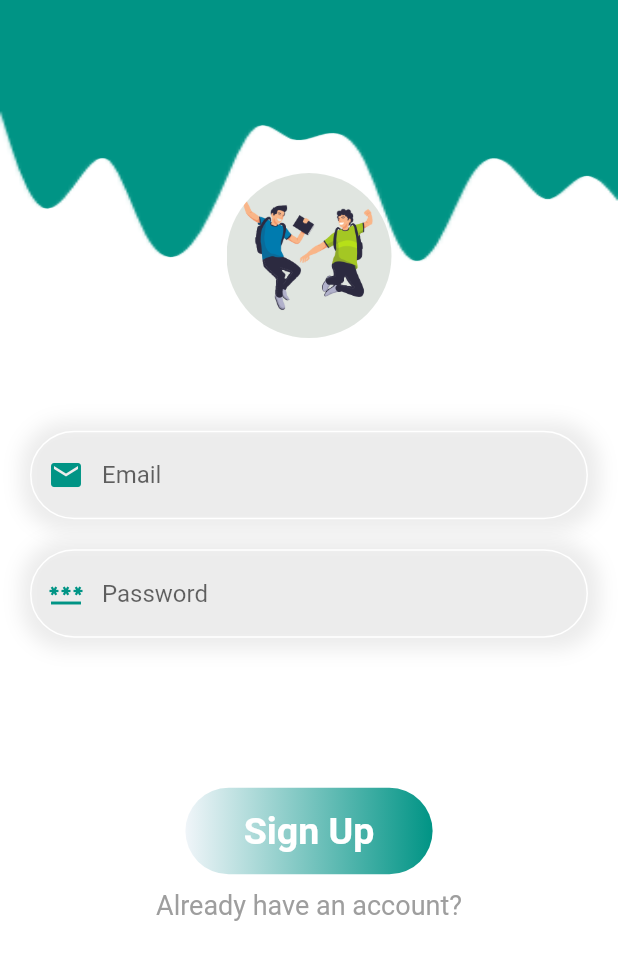
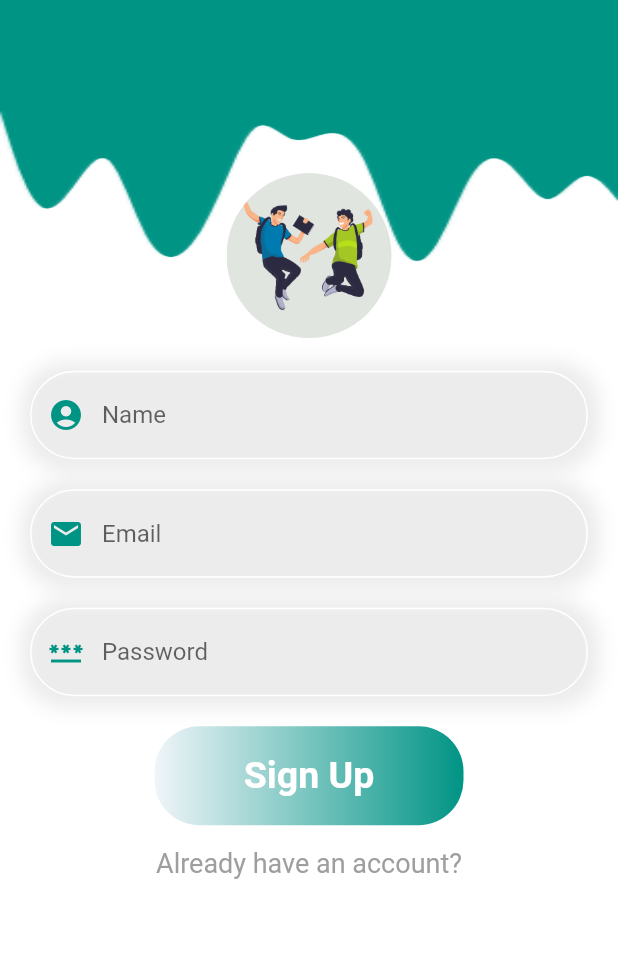
Before and after one commit to AdityaKulshrestha/ecell_nitb_hack2k23__hashes, a Flutter app: the SignUpPage screen opened directly, on a phone screen of 412 x 824 dp. Shown: the top 960 px of the screen. Run offline on Flutter 3.47's test engine with Material 2 defaults, Android fonts, the phone set to English and light mode, and no system bars; our stand-ins replace cloud_firestore, firebase_auth, firebase_core, flutter_map, get, latlong; accounts and stored records are empty; network calls fail.

Commit message:
Second Commit

```diff
--- a/lib/sign_up_screen.dart
+++ b/lib/sign_up_screen.dart
@@ -3,6 +3,7 @@ import 'package:flutter/material.dart';
 import 'package:get/get.dart';
 
 import '../auth_controller.dart';
+
 
 class SignUpPage extends StatefulWidget {
   const SignUpPage({super.key});
@@ -12,10 +13,14 @@ class SignUpPage extends StatefulWidget {
 }
 
 class _SignUpPageState extends State<SignUpPage> {
+
+
   @override
   Widget build(BuildContext context) {
     final emailController = TextEditingController();
     final passwordController = TextEditingController();
+    final nameController = TextEditingController();
+
 
     double w = MediaQuery.of(context).size.width;
     double h = MediaQuery.of(context).size.height;
@@ -23,6 +28,7 @@ class _SignUpPageState extends State<SignUpPage> {
       resizeToAvoidBottomInset: false,
       backgroundColor: Colors.white,
       body: Column(children: [
+
         Container(
           width: w,
           height: h * 0.3,
@@ -48,8 +54,44 @@ class _SignUpPageState extends State<SignUpPage> {
             child: Column(
               crossAxisAlignment: CrossAxisAlignment.start,
               children: [
+                Container(
+                  decoration: BoxDecoration(
+                      borderRadius: BorderRadius.circular(30),
+                      boxShadow: [
+                        BoxShadow(
+                            blurRadius: 10,
+                            spreadRadius: 7,
+                            offset: Offset(1, 1),
+                            color: Colors.grey.withOpacity(0.2))
+                      ]),
+                  child: TextField(
+                    controller: nameController,
+                    decoration: InputDecoration(
+                        hintText: "Name",
+                        prefixIcon: const Icon(
+                          Icons.account_circle,
+                          color: Color.fromARGB(255, 0, 148, 133),
+                        ),
+                        focusedBorder: OutlineInputBorder(
+                          borderRadius: BorderRadius.circular(30),
+                          borderSide: const BorderSide(
+                            color: Colors.white,
+                            width: 1.0,
+                          ),
+                        ),
+                        enabledBorder: OutlineInputBorder(
+                          borderRadius: BorderRadius.circular(30),
+                          borderSide: const BorderSide(
+                            color: Colors.white,
+                            width: 1.0,
+                          ),
+                        ),
+                        border: OutlineInputBorder(
+                            borderRadius: BorderRadius.circular(30))),
+                  ),
+                ),
                 const SizedBox(
-                  height: 40,
+                  height: 20,
                 ),
                 Container(
                   decoration: BoxDecoration(
@@ -128,19 +170,19 @@ class _SignUpPageState extends State<SignUpPage> {
               ],
             )),
         const SizedBox(
-          height: 100,
+          height: 20,
         ),
+
         GestureDetector(
           onTap: () {
-            AuthController.instance.register(
-                emailController.text.trim(), passwordController.text.trim());
+            AuthController.instance.register(emailController.text.trim(), passwordController.text.trim(),nameController.text.trim());
           },
           child: Container(
-            width: w * 0.4,
-            height: h * 0.07,
+            width: w * 0.5,
+            height: h * 0.08,
             decoration: BoxDecoration(
                 borderRadius: BorderRadius.circular(30),
-                gradient: const LinearGradient(
+               gradient: const LinearGradient(
                   colors: [
                     Color.fromARGB(255, 240, 245, 249),
                     Color.fromARGB(255, 0, 148, 133)
@@ -159,7 +201,7 @@ class _SignUpPageState extends State<SignUpPage> {
           ),
         ),
         const SizedBox(
-          height: 10,
+          height: 15,
         ),
         RichText(
             text: TextSpan(
--- a/pubspec.yaml
+++ b/pubspec.yaml
@@ -38,6 +38,9 @@ dependencies:
   cupertino_icons: ^1.0.2
   get: ^4.6.5
   firebase_auth: ^4.2.6
+  cloud_firestore: ^4.3.2
+  flutter_map: ^0.12.0
+  latlong: ^0.6.1
 
 dev_dependencies:
   flutter_test:
@@ -75,6 +78,7 @@ flutter:
     - img/images/wave-haikei.png
     - img/images/wave-haikei (1).png
     - img/images/wave-haikei (2).png
+    - img/images/clean earth.jpg
 
   # An image asset can refer to one or more resolution-specific "variants", see
   # https://flutter.dev/assets-and-images/#resolution-aware
```
Also changed, not shown: lib/auth_controller.dart (+13 -7 lines), lib/home_screen.dart (+26 -24 lines), lib/mapscreen.dart (added, +110 -0 lines), img/images/clean earth.jpg (added), pubspec.lock, 2 other files.
